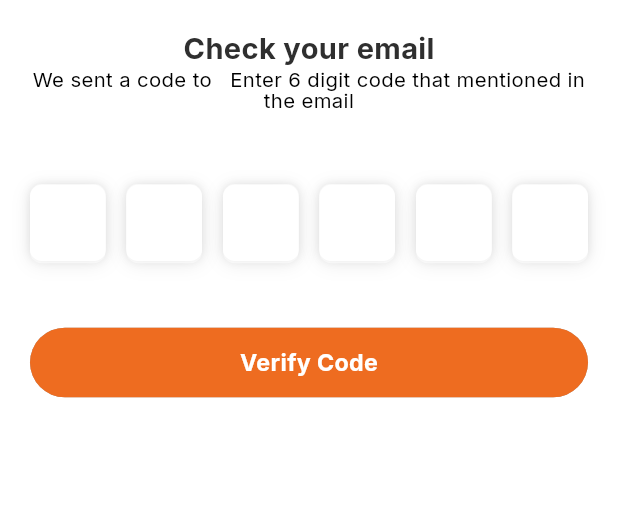
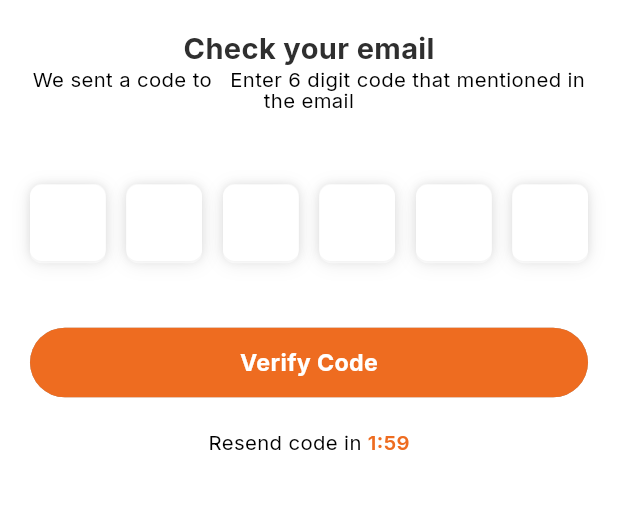
Before and after one commit to BayajitIslam/ai_legal_assistant, a Flutter app: the OtpScreen screen opened by its route, on a phone screen of 412 x 824 dp, the part 247-756 px from its top. Run offline on Flutter 3.47's test engine with Material 3 defaults, Android fonts, the phone set to English and light mode, and no system bars; our stand-ins replace flutter_screenutil, flutter_svg, get, google_fonts, image_picker, shared_preferences; accounts and stored records are empty.

Commit message:
resend button fix

```diff
--- a/lib/core/constants/api_endpoints.dart
+++ b/lib/core/constants/api_endpoints.dart
@@ -9,6 +9,7 @@ class ApiEndpoints {
       '$baseUrl/api/password-reset-request/';
   static const String resetPasswordConfirm = '$baseUrl/api/password-reset/';
   static const String verifyResetOTP = '$baseUrl/api/verify-reset-otp/';
+  static const String resendOTP = '$baseUrl/api/resend-otp/';
 
   //====================== Chat ======================
   static const String getChatSessions = '$baseUrl/api/chat/sessions/';
--- a/lib/core/constants/app_string.dart
+++ b/lib/core/constants/app_string.dart
@@ -31,6 +31,7 @@ class AppString {
   static const String legalAdvice =
       "This AI assistant provides general legal information only. Consult a licensed attorney for legal advice.";
   static const String askLegalGPT = "Ask LegalGPT";
+  static const String resendcodein = "Resend code in ";
 
   static const String update = " Update";
   static const String profile = "Profile";
--- a/lib/features/auth/controllers/auth_controller.dart.dart
+++ b/lib/features/auth/controllers/auth_controller.dart.dart
@@ -221,7 +221,7 @@ class AuthController extends GetxController {
           RoutesName.forgetPasswordotpScreen,
           arguments: {
             'email': forgotPasswordEmailController.text.toLowerCase().trim(),
-            'otp_type': 'reset',
+            'otp_type': 'password_reset',
           },
         );
       } else if (response.statusCode == 400 ||
--- a/lib/features/auth/screens/otp_screen.dart
+++ b/lib/features/auth/screens/otp_screen.dart
@@ -12,7 +12,7 @@ import 'package:flutter_screenutil/flutter_screenutil.dart';
 import 'package:get/get.dart';
 
 class OtpScreen extends GetView<AuthController> {
-  final String verificationType; // 'signup' or 'forgot_password'
+  final String verificationType;
   final String? email;
   const OtpScreen({super.key, required this.verificationType, this.email});
 
@@ -27,21 +27,21 @@ class OtpScreen extends GetView<AuthController> {
             child: Column(
               mainAxisAlignment: MainAxisAlignment.start,
               children: [
-                //Header
+                // Header
                 CustomeHeader(title: AppString.forgotPassword),
 
-                //Logo Here
+                // Logo
                 Image.asset(
                   AppImages.legalAiLogo,
                   width: 132.5.w,
                   height: 106.h,
                 ),
 
-                //Title Here
+                // Title
                 SizedBox(height: 23.h),
                 Text(AppString.checkYourEmail, style: AppTextStyles.s20w7i()),
 
-                //Description Here
+                // Description
                 SizedBox(height: 5.h),
                 verificationType == "forgot_password"
                     ? Text(
@@ -55,7 +55,7 @@ class OtpScreen extends GetView<AuthController> {
                         style: AppTextStyles.s14w4i(),
                       ),
 
-                //Otp Field Here
+                // OTP Fields
                 SizedBox(height: 51.h),
                 Row(
                   mainAxisAlignment: MainAxisAlignment.spaceBetween,
@@ -64,9 +64,9 @@ class OtpScreen extends GetView<AuthController> {
                     (index) => _buildOTPBox(otpController, index),
                   ),
                 ),
-                //Error Message
+
+                // Error Message
                 SizedBox(height: 8.h),
-
                 Align(
                   alignment: AlignmentGeometry.centerLeft,
                   child: Obx(
@@ -77,15 +77,11 @@ class OtpScreen extends GetView<AuthController> {
                   ),
                 ),
 
-                //Reset Password Here
+                // Verify Button
                 SizedBox(height: 24.h),
-
-                // Submit Button
                 Obx(
                   () => CustomeButton(
-                    title: otpController.isLoading.value
-                        ? 'Verifying...'
-                        : 'Verify Code',
+                    title: AppString.veryfycode,
                     isLoading: otpController.isLoading.value,
                     onTap: otpController.isLoading.value
                         ? null
@@ -93,7 +89,9 @@ class OtpScreen extends GetView<AuthController> {
                   ),
                 ),
 
-
+                // Resend Section
+                SizedBox(height: 24.h),
+                _buildResendSection(otpController),
               ],
             ),
           ),
@@ -102,7 +100,53 @@ class OtpScreen extends GetView<AuthController> {
     );
   }
 
-  //
+  // Resend Section with Timer
+  Widget _buildResendSection(OTPController controller) {
+    return Obx(() {
+      if (controller.canResend.value) {
+        // Show resend button after timer ends
+        return Row(
+          mainAxisAlignment: MainAxisAlignment.center,
+          children: [
+            Text(
+              AppString.haventgotemailyet,
+              style: AppTextStyles.s14w4i(color: AppColors.pText),
+            ),
+            GestureDetector(
+              onTap: controller.resendOTP,
+              child: Text(
+                AppString.resendemail,
+                style: AppTextStyles.s14w4i(
+                  color: AppColors.brand,
+                  fontweight: FontWeight.w600,
+                ),
+              ),
+            ),
+          ],
+        );
+      } else {
+        // Show timer
+        return Row(
+          mainAxisAlignment: MainAxisAlignment.center,
+          children: [
+            Text(
+              AppString.resendcodein,
+              style: AppTextStyles.s14w4i(color: AppColors.pText),
+            ),
+            Text(
+              controller.formatTime(controller.remainingTime.value),
+              style: AppTextStyles.s14w4i(
+                color: AppColors.brand,
+                fontweight: FontWeight.w600,
+              ),
+            ),
+          ],
+        );
+      }
+    });
+  }
+
+  // OTP Box Widget
   Widget _buildOTPBox(OTPController controller, int index) {
     return Container(
       width: 48.w,
@@ -114,7 +158,6 @@ class OtpScreen extends GetView<AuthController> {
           BoxShadow(
             color: const Color(0x40A3A3A3),
             blurRadius: 4,
-
             blurStyle: BlurStyle.outer,
           ),
           BoxShadow(
```
Also changed, not shown: lib/features/auth/controllers/otp_controller.dart (+36 -34 lines).
